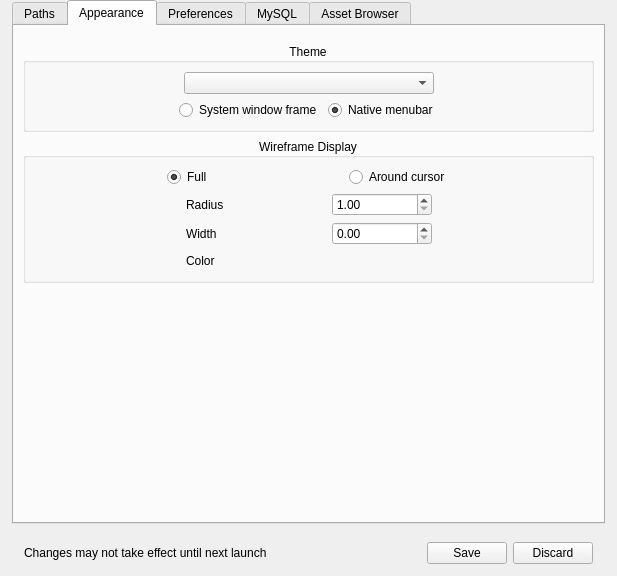
The window that src/noggit/ui/windows/settingsPanel/SettingsPanel.ui (Marlamin/noggit-red) describes before a commit, drawn with Qt 5.
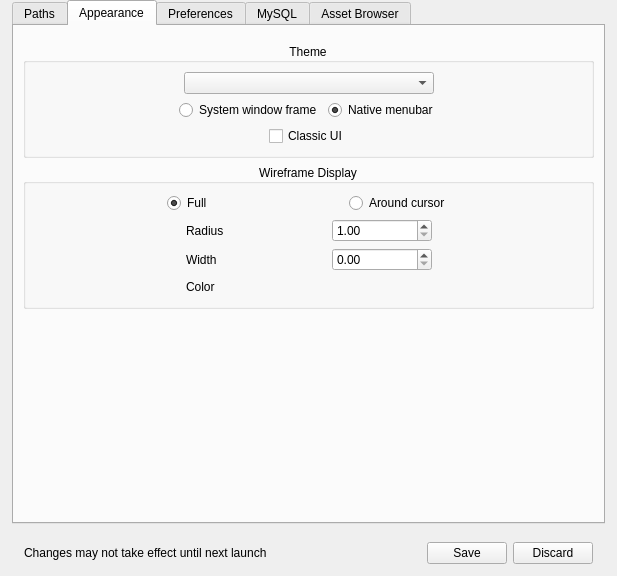
The same window after the commit. The open tabs and pages were chosen to show the change. Icons and pictures are not drawn. Custom widgets are drawn as their Qt base class.

Commit message: add setting to not use the new secondary toolbars (user request)

What changed in the file:
```diff
--- a/src/noggit/ui/windows/settingsPanel/SettingsPanel.ui
+++ b/src/noggit/ui/windows/settingsPanel/SettingsPanel.ui
@@ -318,6 +318,46 @@
                  </item>
                 </layout>
                </item>
+               <item>
+                <layout class="QHBoxLayout" name="horizontalLayout_11">
+                 <item>
+                  <spacer name="horizontalSpacer_7">
+                   <property name="orientation">
+                    <enum>Qt::Horizontal</enum>
+                   </property>
+                   <property name="sizeHint" stdset="0">
+                    <size>
+                     <width>40</width>
+                     <height>20</height>
+                    </size>
+                   </property>
+                  </spacer>
+                 </item>
+                 <item>
+                  <widget class="QCheckBox" name="_classic_ui">
+                   <property name="toolTip">
+                    <string>&lt;html&gt;&lt;head/&gt;&lt;body&gt;&lt;p&gt;Disable the new secondary toolbars and moves the settings back to the tool panels.&lt;/p&gt;&lt;p&gt; Requires restart.&lt;/p&gt;&lt;/body&gt;&lt;/html&gt;</string>
+                   </property>
+                   <property name="text">
+                    <string>Classic UI</string>
+                   </property>
+                  </widget>
+                 </item>
+                 <item>
+                  <spacer name="horizontalSpacer_23">
+                   <property name="orientation">
+                    <enum>Qt::Horizontal</enum>
+                   </property>
+                   <property name="sizeHint" stdset="0">
+                    <size>
+                     <width>40</width>
+                     <height>20</height>
+                    </size>
+                   </property>
+                  </spacer>
+                 </item>
+                </layout>
+               </item>
               </layout>
              </widget>
             </item>
```
Left out of the diff: 2 changed lines with no effect on the pictures. The commit also changes 7 other files.
